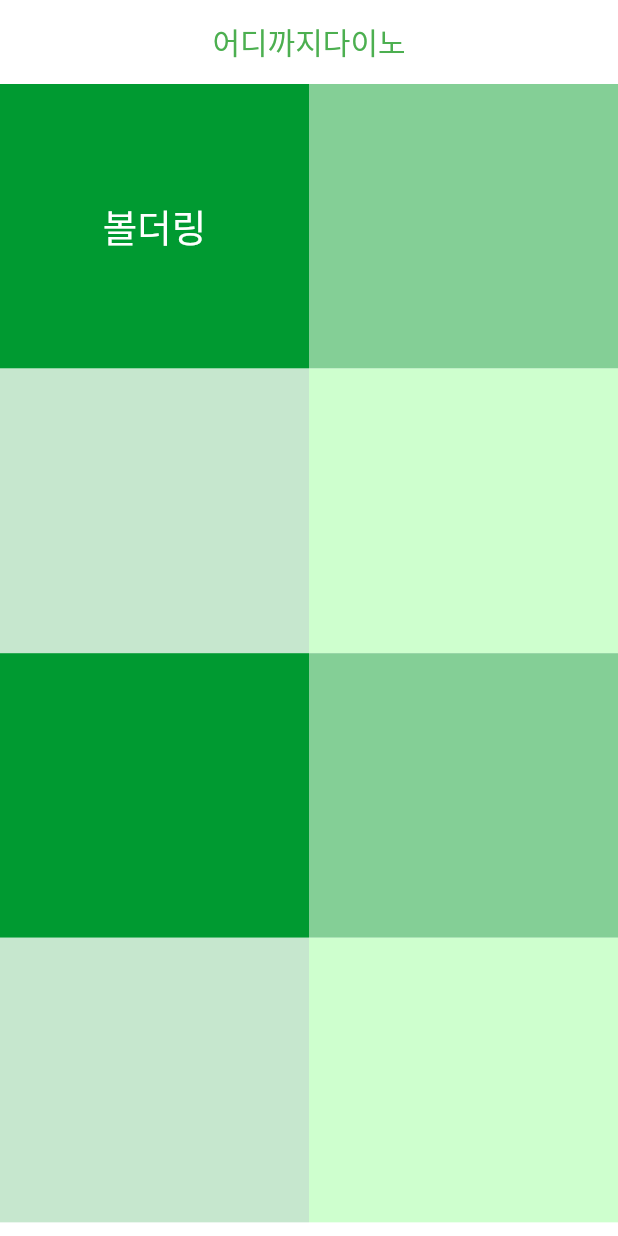
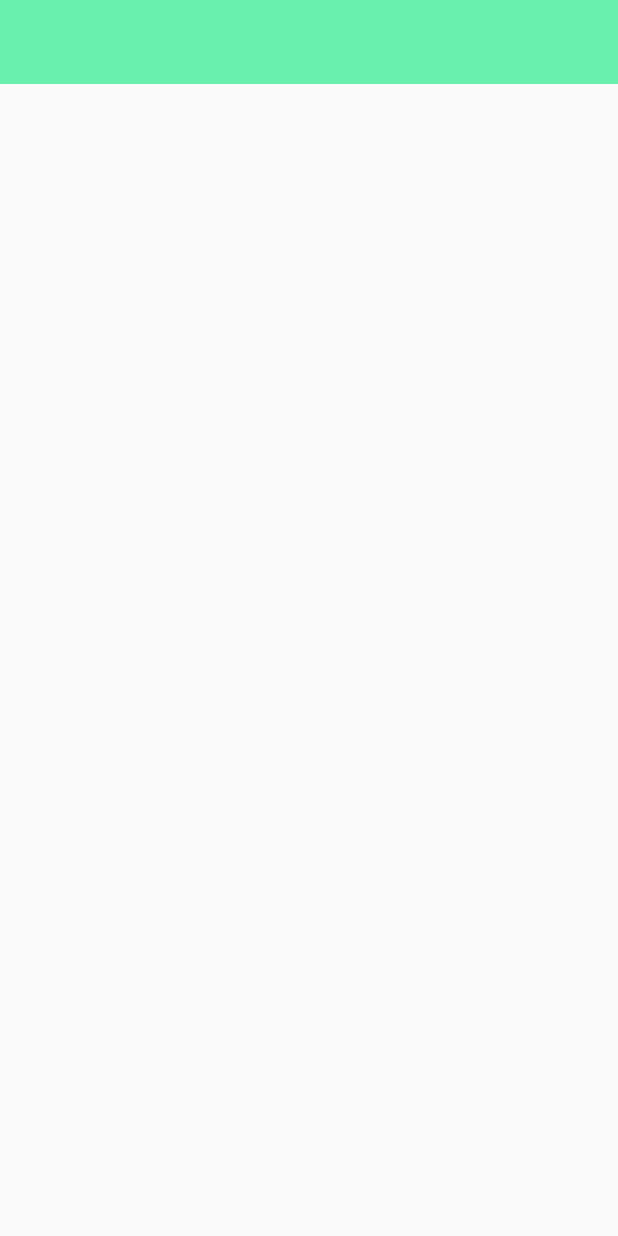
Before and after one commit to jeonjisung/how_far_dyno, a Flutter app: the screen it shows after launch, on a phone screen of 412 x 824 dp. Run offline on Flutter 3.47's test engine with Material 2 defaults, Android fonts, the phone set to English and light mode, and no system bars; missing offline and left inert: splash_screen_view.

Commit message:
2022.02.20.
디자인 개편

```diff
--- a/how_far_dyno/lib/home.dart
+++ b/how_far_dyno/lib/home.dart
@@ -8,127 +8,16 @@ class Home extends StatelessWidget {
   Widget build(BuildContext context) {
     final Size size = MediaQuery.of(context).size;
     return MaterialApp(
+      title: '어디까지다이노',
       debugShowCheckedModeBanner: false,
-      title: '어디까지다이노',
       home: Scaffold(
         appBar: AppBar(
-          title: Text(
-            "어디까지다이노",
-            style: TextStyle(fontFamily: 'Signatra'),
-          ),
-          centerTitle: true,
-          backgroundColor: Colors.white,
-          foregroundColor: Colors.green,
-          elevation: 0.0,
+          title: Text(""),
+          elevation: 0,
+          backgroundColor: Colors.greenAccent,
         ),
-        backgroundColor: Colors.white,
         body: Column(
-          children: <Widget>[
-            Row(
-              children: <Widget>[
-                InkWell(
-                  onTap: () {
-                    Navigator.push(
-                      context,
-                      MaterialPageRoute(builder: (context) => Bouldering()),
-                    );
-                  },
-                  child: Ink(
-                      color: Color(0xff009A31),
-                      width: size.width * 0.5,
-                      height: size.height * 0.23025,
-                      child: Center(
-                        child: Text(
-                          "볼더링",
-                          style: TextStyle(fontSize: 25, color: Colors.white),
-                        ),
-                      )),
-                ),
-                InkWell(
-                  onTap: () {
-                    print("Click event on Container");
-                  },
-                  child: Ink(
-                    color: Color(0xff84CF96),
-                    width: size.width * 0.5,
-                    height: size.height * 0.23025,
-                  ),
-                ),
-              ],
-            ),
-            Row(
-              children: <Widget>[
-                InkWell(
-                  onTap: () {
-                    print("Click event on Container");
-                  },
-                  child: Ink(
-                    color: Color(0xffC6E7CE),
-                    width: size.width * 0.5,
-                    height: size.height * 0.23025,
-                  ),
-                ),
-                InkWell(
-                  onTap: () {
-                    print("Click event on Container");
-                  },
-                  child: Ink(
-                    color: Color(0xffCEFFCE),
-                    width: size.width * 0.5,
-                    height: size.height * 0.23025,
-                  ),
-                ),
-              ],
-            ),
-            Row(
-              children: <Widget>[
-                InkWell(
-                  onTap: () {
-                    print("Click event on Container");
-                  },
-                  child: Ink(
-                    color: Color(0xff009A31),
-                    width: size.width * 0.5,
-                    height: size.height * 0.23025,
-                  ),
-                ),
-                InkWell(
-                  onTap: () {
-                    print("Click event on Container");
-                  },
-                  child: Ink(
-                    color: Color(0xff84CF96),
-                    width: size.width * 0.5,
-                    height: size.height * 0.23025,
-                  ),
-                ),
-              ],
-            ),
-            Row(
-              children: <Widget>[
-                InkWell(
-                  onTap: () {
-                    print("Click event on Container");
-                  },
-                  child: Ink(
-                    color: Color(0xffC6E7CE),
-                    width: size.width * 0.5,
-                    height: size.height * 0.23025,
-                  ),
-                ),
-                InkWell(
-                  onTap: () {
-                    print("Click event on Container");
-                  },
-                  child: Ink(
-                    color: Color(0xffCEFFCE),
-                    width: size.width * 0.5,
-                    height: size.height * 0.23025,
-                  ),
-                ),
-              ],
-            ),
-          ],
+          children: <Widget>[],
         ),
       ),
     );
--- a/how_far_dyno/lib/main.dart
+++ b/how_far_dyno/lib/main.dart
@@ -13,7 +13,7 @@ class MyApp extends StatelessWidget {
   Widget build(BuildContext context) {
     Widget example1 = SplashScreenView(
       navigateRoute: Home(),
-      duration: 5000,
+      duration: 1000,
       // imageSrc: "splash_image.jpg",
       // imageSize: 200,
       text: "어디까지다이노",
```
